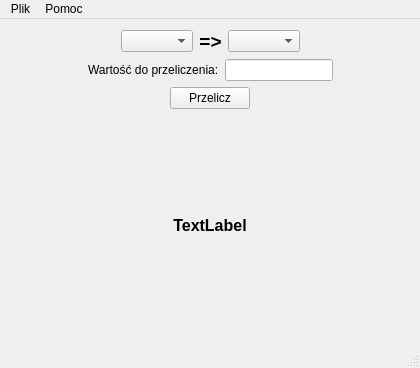
Old version of the form mainwindow.ui in the repository vanbear/KursyWalut.
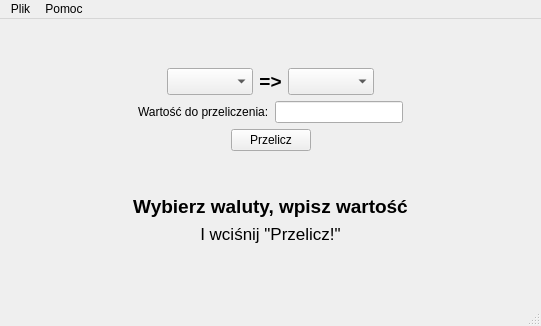
New version of the form.

```diff
--- a/mainwindow.ui
+++ b/mainwindow.ui
@@ -6,8 +6,8 @@
    <rect>
     <x>0</x>
     <y>0</y>
-    <width>420</width>
-    <height>368</height>
+    <width>541</width>
+    <height>326</height>
    </rect>
   </property>
   <property name="windowTitle">
@@ -15,6 +15,19 @@
   </property>
   <widget class="QWidget" name="centralWidget">
    <layout class="QVBoxLayout" name="verticalLayout">
+    <item>
+     <spacer name="verticalSpacer_3">
+      <property name="orientation">
+       <enum>Qt::Vertical</enum>
+      </property>
+      <property name="sizeHint" stdset="0">
+       <size>
+        <width>20</width>
+        <height>11</height>
+       </size>
+      </property>
+     </spacer>
+    </item>
     <item>
      <layout class="QHBoxLayout" name="horizontalLayout">
       <item>
@@ -31,7 +44,13 @@
        </spacer>
       </item>
       <item>
-       <widget class="QComboBox" name="comboBox_CurrencySelect1"/>
+       <widget class="QComboBox" name="comboBox_CurrencySelect1">
+        <property name="font">
+         <font>
+          <pointsize>12</pointsize>
+         </font>
+        </property>
+       </widget>
       </item>
       <item>
        <widget class="QLabel" name="label">
@@ -52,7 +71,13 @@
        </widget>
       </item>
       <item>
-       <widget class="QComboBox" name="comboBox_CurrencySelect2"/>
+       <widget class="QComboBox" name="comboBox_CurrencySelect2">
+        <property name="font">
+         <font>
+          <pointsize>12</pointsize>
+         </font>
+        </property>
+       </widget>
       </item>
       <item>
        <spacer name="horizontalSpacer_8">
@@ -146,6 +171,19 @@
       </item>
      </layout>
     </item>
+    <item>
+     <spacer name="verticalSpacer">
+      <property name="orientation">
+       <enum>Qt::Vertical</enum>
+      </property>
+      <property name="sizeHint" stdset="0">
+       <size>
+        <width>20</width>
+        <height>38</height>
+       </size>
+      </property>
+     </spacer>
+    </item>
     <item>
      <widget class="QLabel" name="label_ShowResults">
       <property name="sizePolicy">
@@ -156,7 +194,7 @@
       </property>
       <property name="font">
        <font>
-        <pointsize>12</pointsize>
+        <pointsize>14</pointsize>
         <weight>75</weight>
         <italic>false</italic>
         <bold>true</bold>
@@ -165,13 +203,42 @@
        </font>
       </property>
       <property name="text">
-       <string>TextLabel</string>
+       <string>Wybierz waluty, wpisz wartość</string>
       </property>
       <property name="alignment">
        <set>Qt::AlignCenter</set>
       </property>
      </widget>
     </item>
+    <item>
+     <widget class="QLabel" name="label_ShowResults_small">
+      <property name="font">
+       <font>
+        <pointsize>13</pointsize>
+        <underline>false</underline>
+       </font>
+      </property>
+      <property name="text">
+       <string>I wciśnij &quot;Przelicz!&quot;</string>
+      </property>
+      <property name="alignment">
+       <set>Qt::AlignCenter</set>
+      </property>
+     </widget>
+    </item>
+    <item>
+     <spacer name="verticalSpacer_2">
+      <property name="orientation">
+       <enum>Qt::Vertical</enum>
+      </property>
+      <property name="sizeHint" stdset="0">
+       <size>
+        <width>20</width>
+        <height>49</height>
+       </size>
+      </property>
+     </spacer>
+    </item>
    </layout>
    <zorder>layoutWidget</zorder>
    <zorder>layoutWidget</zorder>
@@ -184,7 +251,7 @@
     <rect>
      <x>0</x>
      <y>0</y>
-     <width>420</width>
+     <width>541</width>
      <height>21</height>
     </rect>
    </property>
```
Left out of the diff: 6 changed lines with no effect on the pictures.
